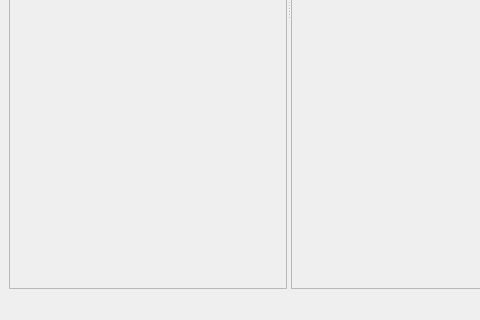
timeanddoctor/pystuff, file vtk/FourPaneViewer.ui: the form before one commit; both pictures show x 0 to 480 and y 280 to 600 of the 800 by 600 pixel window.
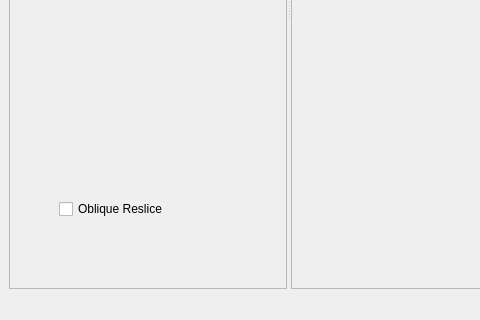
The form after the commit.

Patch:
```diff
--- a/vtk/FourPaneViewer.ui
+++ b/vtk/FourPaneViewer.ui
@@ -39,6 +39,19 @@
        <property name="frameShadow">
         <enum>QFrame::Raised</enum>
        </property>
+       <widget class="QCheckBox" name="checkBox">
+        <property name="geometry">
+         <rect>
+          <x>50</x>
+          <y>470</y>
+          <width>171</width>
+          <height>20</height>
+         </rect>
+        </property>
+        <property name="text">
+         <string>Oblique Reslice</string>
+        </property>
+       </widget>
       </widget>
       <widget class="QFrame" name="vtk_panel">
        <property name="minimumSize">
```
Left out of the diff: 4 changed lines with no effect on the pictures.
